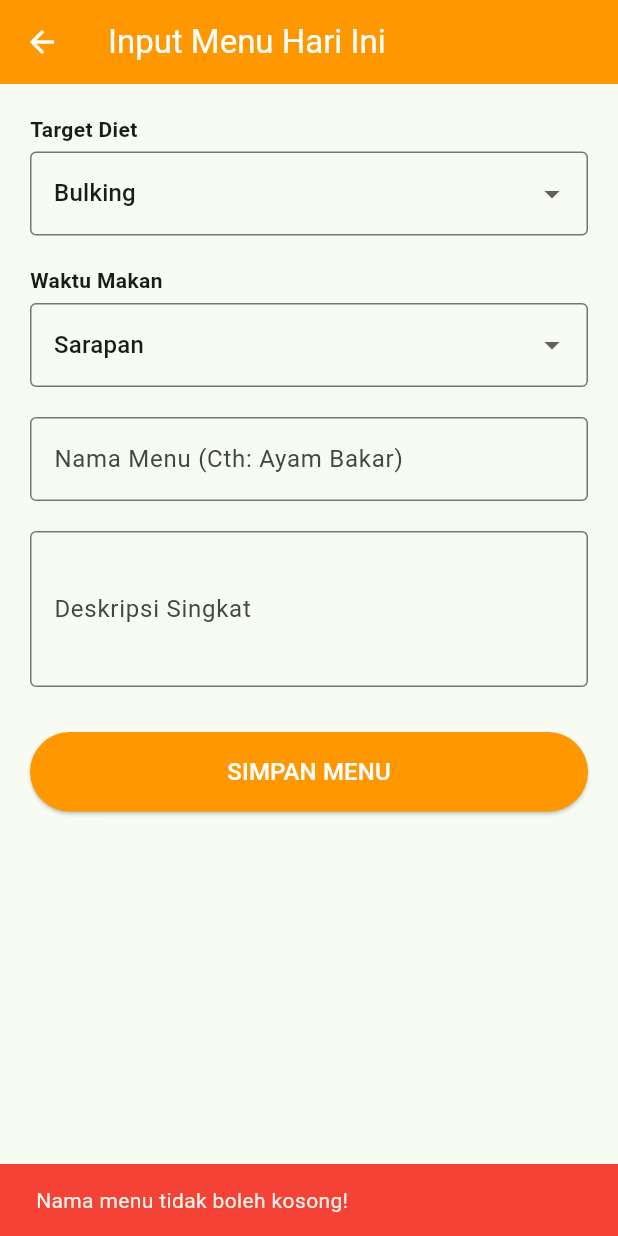
After one commit to husainmubarak/nutribox, a Flutter app: the LayarInputMenu screen opened directly, after a tap on "SIMPAN MENU", on a phone screen of 412 x 824 dp. The commit adds this screen. Run offline on Flutter 3.47's test engine with Material 3 defaults, Android fonts, the phone set to English and light mode, and no system bars; our stand-ins replace flutter_riverpod, supabase_flutter; accounts and stored records are empty.

Commit message:
Membuat fitur untuk mitra menginputkan menu makanan

```diff
--- /dev/null
+++ b/lib/layar_input_menu.dart
@@ -0,0 +1,134 @@
+import 'package:flutter/material.dart';
+import 'package:supabase_flutter/supabase_flutter.dart';
+
+class LayarInputMenu extends StatefulWidget {
+  const LayarInputMenu({super.key});
+
+  @override
+  State<LayarInputMenu> createState() => _LayarInputMenuState();
+}
+
+class _LayarInputMenuState extends State<LayarInputMenu> {
+  final _namaMenuController = TextEditingController();
+  final _deskripsiController = TextEditingController();
+
+  bool isMemproses = false;
+  String targetDietTerpilih = 'Bulking';
+  String waktuMakanTerpilih = 'Sarapan';
+
+  final List<String> pilihanDiet = ['Bulking', 'Cutting', 'Jaga BB'];
+  final List<String> pilihanWaktu = ['Sarapan', 'Siang', 'Malam'];
+
+  Future<void> _simpanMenu() async {
+    if (_namaMenuController.text.isEmpty) {
+      ScaffoldMessenger.of(context).showSnackBar(
+        const SnackBar(content: Text('Nama menu tidak boleh kosong!'), backgroundColor: Colors.red),
+      );
+      return;
+    }
+
+    setState(() => isMemproses = true);
+
+    try {
+      final tanggalHariIni = DateTime.now().toIso8601String().split('T')[0];
+
+      // Kita pakai fungsi upsert (kalau menu untuk target dan waktu yang sama udah ada, dia bakal nge-update)
+      await Supabase.instance.client.from('master_menu_harian').upsert({
+        'tanggal': tanggalHariIni,
+        'target_diet': targetDietTerpilih,
+        'waktu_makan': waktuMakanTerpilih,
+        'nama_menu': _namaMenuController.text.trim(),
+        'deskripsi': _deskripsiController.text.trim(),
+      }, onConflict: 'id'); // Nanti kita sesuaikan constraintnya kalau perlu, sementara insert biasa/upsert
+
+      if (mounted) {
+        ScaffoldMessenger.of(context).showSnackBar(
+          const SnackBar(content: Text('Menu berhasil disimpan!'), backgroundColor: Colors.green),
+        );
+        Navigator.pop(context); // Kembali ke dasbor
+      }
+    } catch (e) {
+      if (mounted) {
+        ScaffoldMessenger.of(context).showSnackBar(
+          SnackBar(content: Text('Gagal menyimpan menu: $e'), backgroundColor: Colors.red),
+        );
+      }
+    } finally {
+      if (mounted) {
+        setState(() => isMemproses = false);
+      }
+    }
+  }
+
+  @override
+  Widget build(BuildContext context) {
+    return Scaffold(
+      appBar: AppBar(
+        title: const Text('Input Menu Hari Ini', style: TextStyle(color: Colors.white)),
+        backgroundColor: Colors.orange,
+        iconTheme: const IconThemeData(color: Colors.white),
+      ),
+      body: SingleChildScrollView(
+        padding: const EdgeInsets.all(20),
+        child: Column(
+          crossAxisAlignment: CrossAxisAlignment.stretch,
+          children: [
+            const Text('Target Diet', style: TextStyle(fontWeight: FontWeight.bold)),
+            const SizedBox(height: 5),
+            DropdownButtonFormField<String>(
+              value: targetDietTerpilih,
+              decoration: const InputDecoration(border: OutlineInputBorder()),
+              items: pilihanDiet.map((diet) {
+                return DropdownMenuItem(value: diet, child: Text(diet));
+              }).toList(),
+              onChanged: (val) => setState(() => targetDietTerpilih = val!),
+            ),
+            const SizedBox(height: 20),
+
+            const Text('Waktu Makan', style: TextStyle(fontWeight: FontWeight.bold)),
+            const SizedBox(height: 5),
+            DropdownButtonFormField<String>(
+              value: waktuMakanTerpilih,
+              decoration: const InputDecoration(border: OutlineInputBorder()),
+              items: pilihanWaktu.map((waktu) {
+                return DropdownMenuItem(value: waktu, child: Text(waktu));
+              }).toList(),
+              onChanged: (val) => setState(() => waktuMakanTerpilih = val!),
+            ),
+            const SizedBox(height: 20),
+
+            TextField(
+              controller: _namaMenuController,
+              decoration: const InputDecoration(
+                labelText: 'Nama Menu (Cth: Ayam Bakar)',
+                border: OutlineInputBorder(),
+              ),
+            ),
+            const SizedBox(height: 20),
+
+            TextField(
+              controller: _deskripsiController,
+              decoration: const InputDecoration(
+                labelText: 'Deskripsi Singkat',
+                border: OutlineInputBorder(),
+              ),
+              maxLines: 3,
+            ),
+            const SizedBox(height: 30),
+
+            isMemproses
+                ? const Center(child: CircularProgressIndicator(color: Colors.orange))
+                : ElevatedButton(
+                    style: ElevatedButton.styleFrom(
+                      backgroundColor: Colors.orange,
+                      padding: const EdgeInsets.symmetric(vertical: 15),
+                    ),
+                    onPressed: _simpanMenu,
+                    child: const Text('SIMPAN MENU', style: TextStyle(color: Colors.white, fontSize: 16)),
+                  ),
+          ],
+        ),
+      ),
+    );
+  }
+}
--- a/lib/layar_mitra.dart
+++ b/lib/layar_mitra.dart
@@ -1,6 +1,7 @@
 import 'package:flutter/material.dart';
 import 'package:supabase_flutter/supabase_flutter.dart';
 import 'layar_auth.dart';
+import 'layar_input_menu.dart';
 
 class LayarMitra extends StatefulWidget {
   const LayarMitra({super.key});
@@ -137,6 +138,17 @@ class _LayarMitraState extends State<LayarMitra> {
           )
         ],
       ),
+      floatingActionButton: FloatingActionButton.extended(
+        onPressed: () {
+          Navigator.push(
+            context,
+            MaterialPageRoute(builder: (context) => const LayarInputMenu()),
+          );
+        },
+        backgroundColor: Colors.orange,
+        icon: const Icon(Icons.edit_document, color: Colors.white),
+        label: const Text('Isi Menu', style: TextStyle(color: Colors.white)),
+      ),
       body: isMemuat
           ? const Center(child: CircularProgressIndicator(color: Colors.orange))
           : RefreshIndicator(
```
